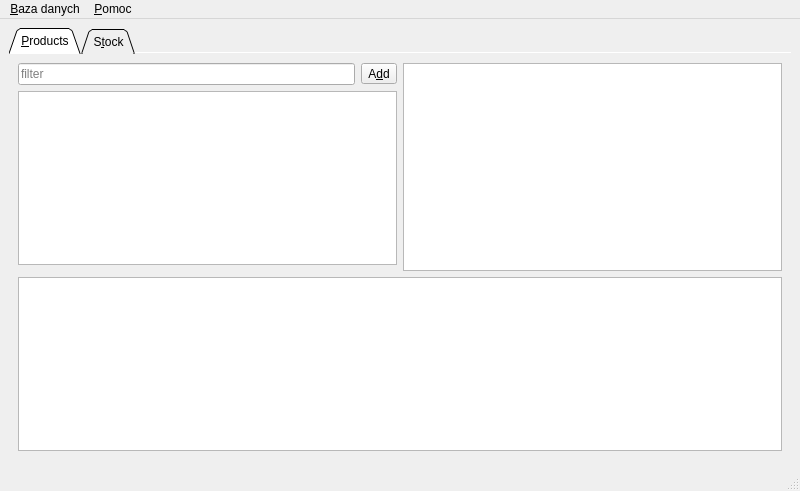
This is src/ui/MainWindow.ui in wnt-zhp/zarlock-cpp as Qt 5 draws it before an edit. The edited form follows.
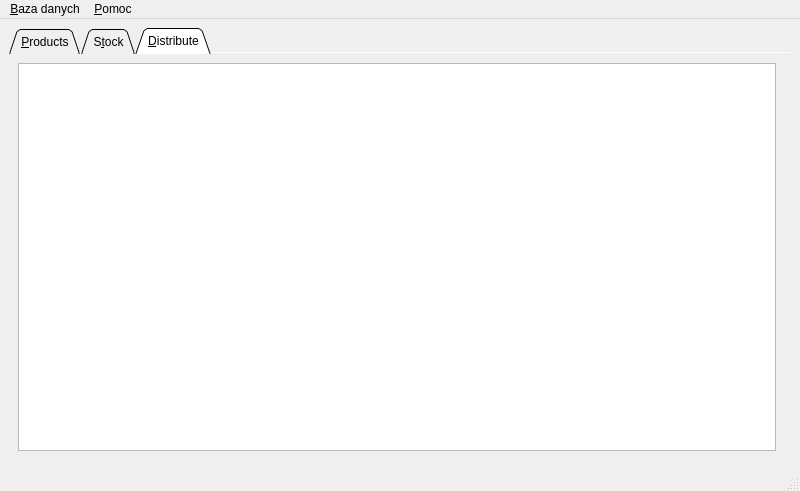
This is the edited form. Custom widgets are drawn as their Qt base class.

Commit message: Distributor, DBReport and some features

```diff
--- a/src/ui/MainWindow.ui
+++ b/src/ui/MainWindow.ui
@@ -21,7 +21,7 @@
        <enum>QTabWidget::Triangular</enum>
       </property>
       <property name="currentIndex">
-       <number>0</number>
+       <number>2</number>
       </property>
       <property name="documentMode">
        <bool>true</bool>
@@ -134,6 +134,19 @@
         </item>
        </layout>
       </widget>
+      <widget class="QWidget" name="tab_dist">
+       <attribute name="title">
+        <string>&amp;Distribute</string>
+       </attribute>
+       <layout class="QHBoxLayout" name="horizontalLayout_2" stretch="1,0">
+        <item>
+         <widget class="DistributorTableView" name="table_dist"/>
+        </item>
+        <item>
+         <widget class="QWidget" name="widget_add_distributor" native="true"/>
+        </item>
+       </layout>
+      </widget>
      </widget>
     </item>
    </layout>
@@ -226,6 +239,11 @@
    <extends>QTableView</extends>
    <header>BatchTableView.h</header>
   </customwidget>
+  <customwidget>
+   <class>DistributorTableView</class>
+   <extends>QTableView</extends>
+   <header>DistributorTableView.h</header>
+  </customwidget>
  </customwidgets>
  <tabstops>
   <tabstop>MainTab</tabstop>
```
Left out of the diff: 7 changed lines with no effect on the pictures. The commit also changes 33 other files.
